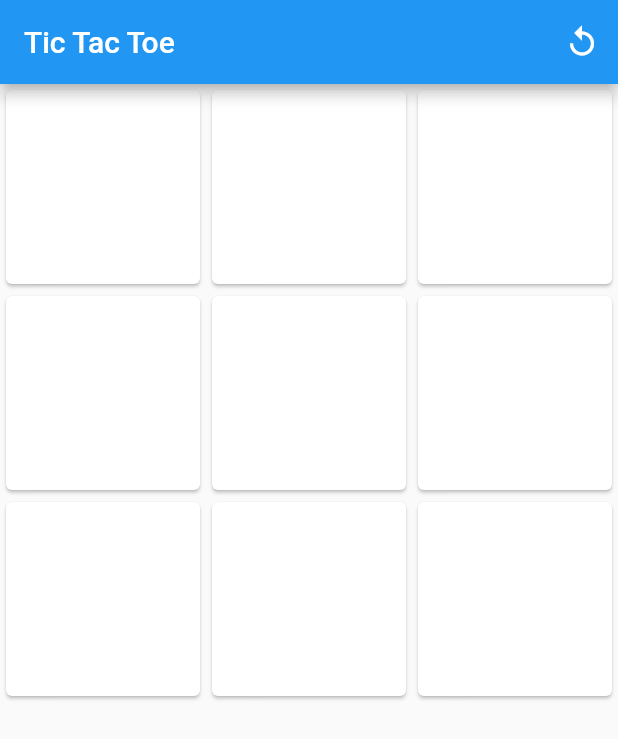
After one commit to mlodyFrontendowiec/TicTacToe-Flutter, a Flutter app: the screen it shows after launch, on a phone screen of 412 x 824 dp. The commit adds this screen. Shown: the top 739 px of the screen. Run offline on Flutter 3.47's test engine with Material 2 defaults, Android fonts, the phone set to English and light mode, and no system bars.

Commit message:
Add AlertDialog, show result game

```diff
--- a/lib/main.dart
+++ b/lib/main.dart
@@ -67,9 +67,9 @@ class _MyAppState extends State<MyApp> {
 
   String setResult() {
     if (checkWin() != null) {
-      print("Wygrywa ${checkWin()}");
+      return checkWin();
     } else if (!cards.contains("")) {
-      print('Remis');
+      return "remis";
     }
   }
 
@@ -77,7 +77,7 @@ class _MyAppState extends State<MyApp> {
   Widget build(BuildContext context) {
     return MaterialApp(
       title: 'Flutter Demo',
-      home: Game(cards, setCard, restartGame),
+      home: Game(cards, setCard, restartGame, setResult, restartGame),
       initialRoute: '/',
     );
   }
--- a/lib/screen/Game.dart
+++ b/lib/screen/Game.dart
@@ -1,11 +1,14 @@
 import 'package:flutter/material.dart';
+import 'package:tictac/widgets/game_board.dart';
 
 class Game extends StatelessWidget {
   final List cards;
   final Function setCard;
   final Function resetGame;
+  final Function setResult;
+  final Function restart;
 
-  Game(this.cards, this.setCard, this.resetGame);
+  Game(this.cards, this.setCard, this.resetGame, this.setResult, this.restart);
 
   @override
   Widget build(BuildContext context) {
@@ -14,24 +17,20 @@ class Game extends StatelessWidget {
           title: Text("Tic Tac Toe"),
           actions: [IconButton(icon: Icon(Icons.replay), onPressed: resetGame)],
         ),
-        body: GridView.builder(
-            gridDelegate:
-                SliverGridDelegateWithFixedCrossAxisCount(crossAxisCount: 3),
-            itemCount: cards.length,
-            itemBuilder: (BuildContext ctx, index) {
-              return GestureDetector(
-                onTap: () => setCard(index),
-                child: Card(
-                  child: Center(
-                    child: Text(
-                      cards[index],
-                      style: TextStyle(
-                        fontSize: 40,
-                      ),
-                    ),
+        body: setResult() == null
+            ? GameBoard(cards, setCard)
+            : AlertDialog(
+                title: Text(setResult() == 'remis'
+                    ? "Draw"
+                    : "The winner is ${setResult()}"),
+                actions: [
+                  TextButton(
+                    child: Text('New Game'),
+                    onPressed: () {
+                      restart();
+                    },
                   ),
-                ),
-              );
-            }));
+                ],
+              ));
   }
 }
--- /dev/null
+++ b/lib/widgets/game_board.dart
@@ -0,0 +1,32 @@
+import 'package:flutter/material.dart';
+
+class GameBoard extends StatelessWidget {
+  final List cards;
+  final Function setCard;
+
+  GameBoard(this.cards, this.setCard);
+
+  @override
+  Widget build(BuildContext context) {
+    return Container(
+        child: GridView.builder(
+            gridDelegate:
+                SliverGridDelegateWithFixedCrossAxisCount(crossAxisCount: 3),
+            itemCount: cards.length,
+            itemBuilder: (BuildContext ctx, index) {
+              return GestureDetector(
+                onTap: () => setCard(index),
+                child: Card(
+                  child: Center(
+                    child: Text(
+                      cards[index],
+                      style: TextStyle(
+                        fontSize: 40,
+                      ),
+                    ),
+                  ),
+                ),
+              );
+            }));
+  }
+}
```
